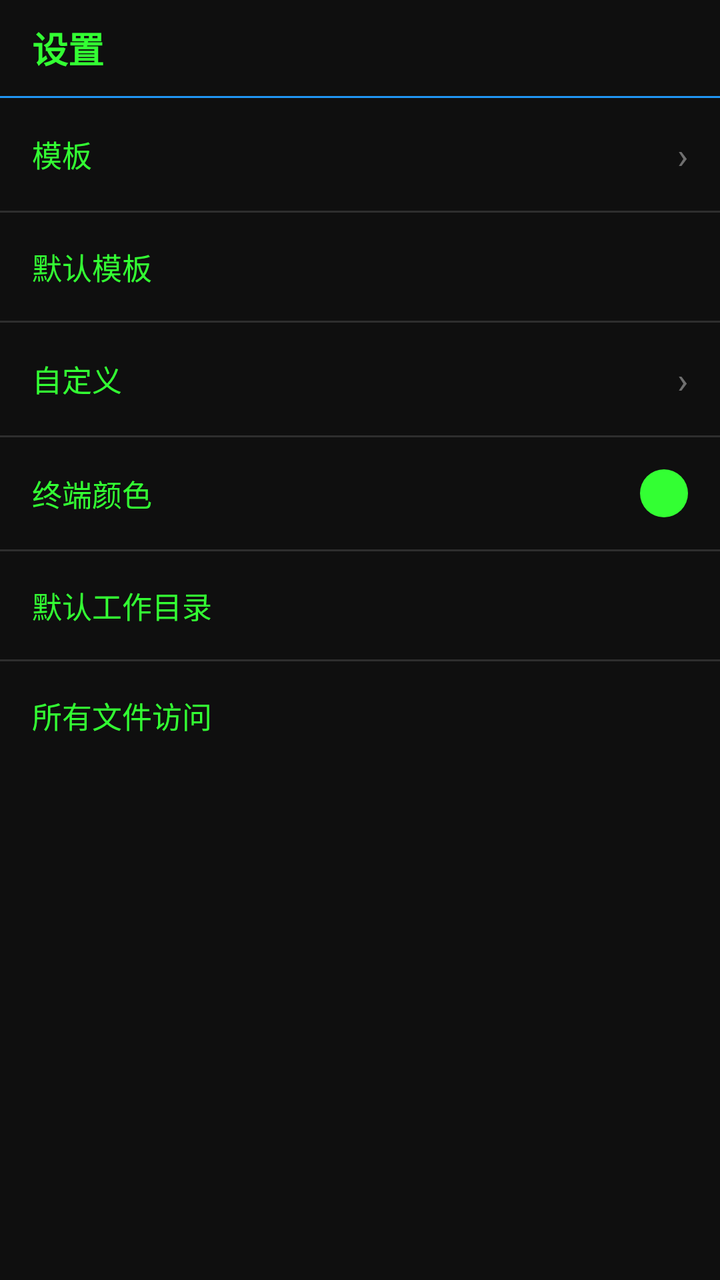
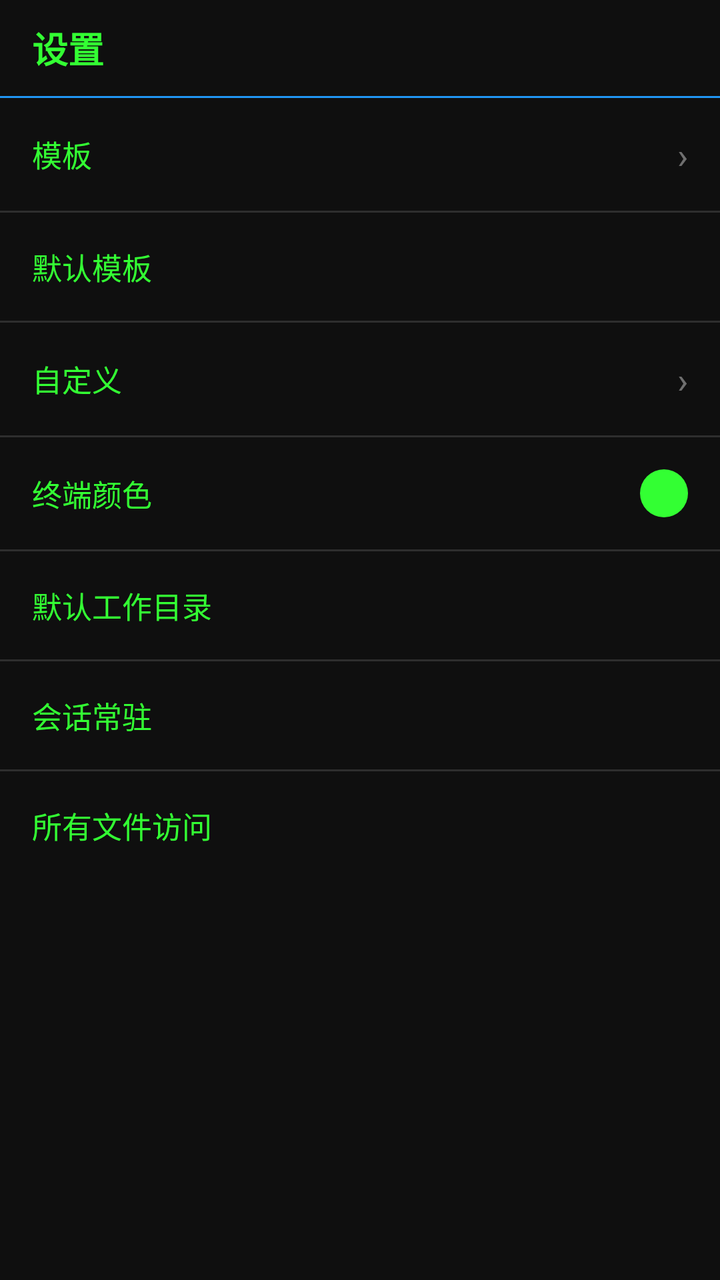

The first picture is an Android layout as it rendered before a commit; the second is the same layout after the commit. The layout source and the unified diff follow.
<!-- AndroidManifest.xml: application theme Theme.TerminusRoot -->
<!-- res/layout/activity_settings.xml -->
<?xml version="1.0" encoding="utf-8"?>
<androidx.constraintlayout.widget.ConstraintLayout xmlns:android="http://schemas.android.com/apk/res/android"
    xmlns:app="http://schemas.android.com/apk/res-auto"
    android:layout_width="match_parent"
    android:layout_height="match_parent">

    <TextView
        android:id="@+id/headerTitle"
        style="@style/TitleBar"
        android:text="@string/settings"
        app:layout_constraintStart_toStartOf="parent"
        app:layout_constraintTop_toTopOf="parent" />

    <View
        android:id="@+id/headerDivider"
        android:layout_width="match_parent"
        android:layout_height="1dp"
        android:background="@color/accent"
        app:layout_constraintTop_toBottomOf="@id/headerTitle" />

    <LinearLayout
        android:id="@+id/layoutSettings"
        android:layout_width="match_parent"
        android:layout_height="0dp"
        android:orientation="vertical"
        app:layout_constraintBottom_toBottomOf="parent"
        app:layout_constraintEnd_toEndOf="parent"
        app:layout_constraintStart_toStartOf="parent"
        app:layout_constraintTop_toBottomOf="@id/headerDivider">

        <LinearLayout
            android:id="@+id/rowTemplates"
            android:layout_width="match_parent"
            android:layout_height="wrap_content"
            android:background="?attr/selectableItemBackground"
            android:gravity="center_vertical"
            android:orientation="horizontal"
            android:padding="16dp">

            <TextView
                android:layout_width="0dp"
                android:layout_height="wrap_content"
                android:layout_weight="1"
                android:text="@string/templates"
                android:textColor="@color/terminal_text"
                android:textSize="15sp" />

            <TextView
                android:layout_width="wrap_content"
                android:layout_height="wrap_content"
                android:textColor="#66FFFFFF"
                android:textSize="18sp"
                android:text="›" />
        </LinearLayout>

        <View
            android:layout_width="match_parent"
            android:layout_height="1dp"
            android:background="#2E2E2E" />

        <LinearLayout
            android:id="@+id/rowDefaultTemplate"
            android:layout_width="match_parent"
            android:layout_height="wrap_content"
            android:background="?attr/selectableItemBackground"
            android:gravity="center_vertical"
            android:orientation="horizontal"
            android:padding="16dp">

            <TextView
                android:layout_width="0dp"
                android:layout_height="wrap_content"
                android:layout_weight="1"
                android:text="@string/default_template"
                android:textColor="@color/terminal_text"
                android:textSize="15sp" />

            <TextView
                android:id="@+id/textDefaultTemplate"
                android:layout_width="wrap_content"
                android:layout_height="wrap_content"
                android:textColor="#88FF88"
                android:textSize="13sp" />
        </LinearLayout>

        <View
            android:layout_width="match_parent"
            android:layout_height="1dp"
            android:background="#2E2E2E" />

        <LinearLayout
            android:id="@+id/rowCustomize"
            android:layout_width="match_parent"
            android:layout_height="wrap_content"
            android:background="?attr/selectableItemBackground"
            android:gravity="center_vertical"
            android:orientation="horizontal"
            android:padding="16dp">

            <TextView
                android:layout_width="0dp"
                android:layout_height="wrap_content"
                android:layout_weight="1"
                android:text="@string/customize"
                android:textColor="@color/terminal_text"
                android:textSize="15sp" />

            <TextView
                android:layout_width="wrap_content"
                android:layout_height="wrap_content"
                android:textColor="#66FFFFFF"
                android:textSize="18sp"
                android:text="›" />
        </LinearLayout>

        <View
            android:layout_width="match_parent"
            android:layout_height="1dp"
            android:background="#2E2E2E" />

        <LinearLayout
            android:id="@+id/rowColor"
            android:layout_width="match_parent"
            android:layout_height="wrap_content"
            android:background="?attr/selectableItemBackground"
            android:gravity="center_vertical"
            android:orientation="horizontal"
            android:padding="16dp">

            <TextView
                android:layout_width="0dp"
                android:layout_height="wrap_content"
                android:layout_weight="1"
                android:text="@string/color"
                android:textColor="@color/terminal_text"
                android:textSize="15sp" />

            <TextView
                android:id="@+id/textColorSummary"
                android:layout_width="wrap_content"
                android:layout_height="wrap_content"
                android:textColor="#88FF88"
                android:textSize="13sp" />

            <View
                android:id="@+id/viewColorSwatch"
                android:layout_width="24dp"
                android:layout_height="24dp"
                android:layout_marginStart="12dp"
                android:background="@drawable/bg_swatch" />
        </LinearLayout>

        <View
            android:layout_width="match_parent"
            android:layout_height="1dp"
            android:background="#2E2E2E" />

        <LinearLayout
            android:id="@+id/rowDefaultPwd"
            android:layout_width="match_parent"
            android:layout_height="wrap_content"
            android:background="?attr/selectableItemBackground"
            android:gravity="center_vertical"
            android:orientation="horizontal"
            android:padding="16dp">

            <TextView
                android:layout_width="0dp"
                android:layout_height="wrap_content"
                android:layout_weight="1"
                android:text="@string/default_pwd"
                android:textColor="@color/terminal_text"
                android:textSize="15sp" />

            <TextView
                android:id="@+id/textDefaultPwd"
                android:layout_width="wrap_content"
                android:layout_height="wrap_content"
                android:maxWidth="220dp"
                android:singleLine="true"
                android:ellipsize="start"
                android:textColor="#88FF88"
                android:textSize="13sp" />
        </LinearLayout>

        <View
            android:layout_width="match_parent"
            android:layout_height="1dp"
            android:background="#2E2E2E" />

        <LinearLayout
            android:id="@+id/rowAllFiles"
            android:layout_width="match_parent"
            android:layout_height="wrap_content"
            android:background="?attr/selectableItemBackground"
            android:gravity="center_vertical"
            android:orientation="horizontal"
            android:padding="16dp">

            <TextView
                android:layout_width="0dp"
                android:layout_height="wrap_content"
                android:layout_weight="1"
                android:text="@string/all_files_access"
                android:textColor="@color/terminal_text"
                android:textSize="15sp" />

            <TextView
                android:id="@+id/textAllFiles"
                android:layout_width="wrap_content"
                android:layout_height="wrap_content"
                android:textColor="#88FF88"
                android:textSize="13sp" />
        </LinearLayout>
    </LinearLayout>
</androidx.constraintlayout.widget.ConstraintLayout>
<!-- resources referenced by this layout -->
<resources>
  <color name="accent">#FF2196F3</color>
  <color name="terminal_text">#FF33FF33</color>
  <!-- drawable bg_swatch (drawable) -->
  <?xml version="1.0" encoding="utf-8"?>
  <shape xmlns:android="http://schemas.android.com/apk/res/android"
      android:shape="oval">
      <solid android:color="#FF33FF33" />
  </shape>
  <string name="all_files_access">所有文件访问</string>
  <string name="color">终端颜色</string>
  <string name="customize">自定义</string>
  <string name="default_pwd">默认工作目录</string>
  <string name="default_template">默认模板</string>
  <string name="settings">设置</string>
  <string name="templates">模板</string>
  <style name="TitleBar">
          <item name="android:layout_width">match_parent</item>
          <item name="android:layout_height">48dp</item>
          <item name="android:background">@color/terminal_bg</item>
          <item name="android:gravity">center_vertical</item>
          <item name="android:paddingStart">16dp</item>
          <item name="android:paddingEnd">16dp</item>
          <item name="android:textColor">@color/terminal_text</item>
          <item name="android:textSize">18sp</item>
          <item name="android:textStyle">bold</item>
      </style>
  <style name="Theme.TerminusRoot" parent="Theme.MaterialComponents.DayNight.NoActionBar">
          <item name="colorPrimary">@color/terminal_bg</item>
          <item name="colorPrimaryVariant">@color/black</item>
          <item name="colorOnPrimary">@color/terminal_text</item>
          <item name="colorSecondary">@color/accent</item>
          <item name="colorOnSecondary">@color/white</item>
          <item name="android:windowBackground">@color/terminal_bg</item>
          <item name="android:textColor">@color/terminal_text</item>
      </style>
  <color name="terminal_bg">#FF0F0F0F</color>
  <color name="black">#FF000000</color>
  <color name="white">#FFFFFFFF</color>
</resources>

<!-- the commit's change to res/layout/activity_settings.xml (unified diff, before → after) -->
@@ -189,6 +189,36 @@
             android:background="#2E2E2E" />
 
         <LinearLayout
+            android:id="@+id/rowPersist"
+            android:layout_width="match_parent"
+            android:layout_height="wrap_content"
+            android:background="?attr/selectableItemBackground"
+            android:gravity="center_vertical"
+            android:orientation="horizontal"
+            android:padding="16dp">
+
+            <TextView
+                android:layout_width="0dp"
+                android:layout_height="wrap_content"
+                android:layout_weight="1"
+                android:text="@string/session_persist"
+                android:textColor="@color/terminal_text"
+                android:textSize="15sp" />
+
+            <TextView
+                android:id="@+id/textPersist"
+                android:layout_width="wrap_content"
+                android:layout_height="wrap_content"
+                android:textColor="#88FF88"
+                android:textSize="13sp" />
+        </LinearLayout>
+
+        <View
+            android:layout_width="match_parent"
+            android:layout_height="1dp"
+            android:background="#2E2E2E" />
+
+        <LinearLayout
             android:id="@+id/rowAllFiles"
             android:layout_width="match_parent"
             android:layout_height="wrap_content"
<!-- resource entries referenced after the edit -->
@@ -13,6 +13,7 @@
   <string name="customize">自定义</string>
   <string name="default_pwd">默认工作目录</string>
   <string name="default_template">默认模板</string>
+  <string name="session_persist">会话常驻</string>
   <string name="settings">设置</string>
   <string name="templates">模板</string>
   <style name="TitleBar">
